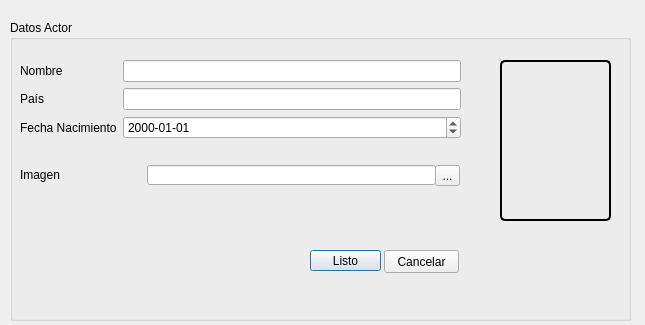
Before: the Qt Designer form ui_elliot/NuevoActorDialog.ui in fr4j4/TrabajoTallerConstruccionSw, drawn with Qt 5.
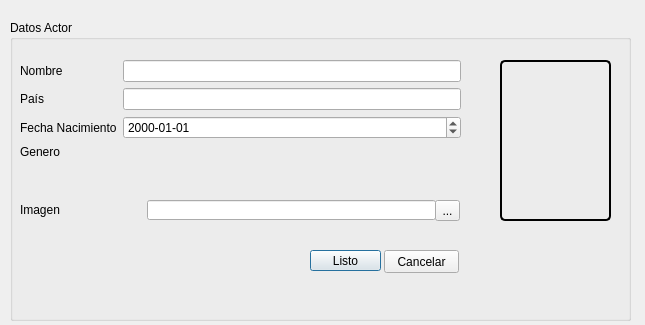
After: the same form once the commit is applied. Custom widgets are drawn as their Qt base class.

Patch:
```diff
--- a/ui_elliot/NuevoActorDialog.ui
+++ b/ui_elliot/NuevoActorDialog.ui
@@ -31,7 +31,7 @@
       <x>10</x>
       <y>40</y>
       <width>441</width>
-      <height>95</height>
+      <height>131</height>
      </rect>
     </property>
     <layout class="QFormLayout" name="formLayout">
@@ -72,13 +72,23 @@
        </property>
       </widget>
      </item>
+     <item row="3" column="0">
+      <widget class="QLabel" name="label_5">
+       <property name="text">
+        <string>Genero</string>
+       </property>
+      </widget>
+     </item>
+     <item row="3" column="1">
+      <widget class="Q3ComboBox" name="LGenero"/>
+     </item>
     </layout>
    </widget>
    <widget class="QLabel" name="label_4">
     <property name="geometry">
      <rect>
       <x>10</x>
-      <y>145</y>
+      <y>180</y>
       <width>51</width>
       <height>20</height>
      </rect>
@@ -91,7 +101,7 @@
     <property name="geometry">
      <rect>
       <x>137</x>
-      <y>145</y>
+      <y>180</y>
       <width>289</width>
       <height>20</height>
      </rect>
@@ -101,7 +111,7 @@
     <property name="geometry">
      <rect>
       <x>425</x>
-      <y>145</y>
+      <y>180</y>
       <width>25</width>
       <height>21</height>
      </rect>
@@ -160,6 +170,13 @@
    </widget>
   </widget>
  </widget>
+ <customwidgets>
+  <customwidget>
+   <class>Q3ComboBox</class>
+   <extends>QWidget</extends>
+   <header>Qt3Support/Q3ComboBox</header>
+  </customwidget>
+ </customwidgets>
  <resources/>
  <connections/>
 </ui>
```
